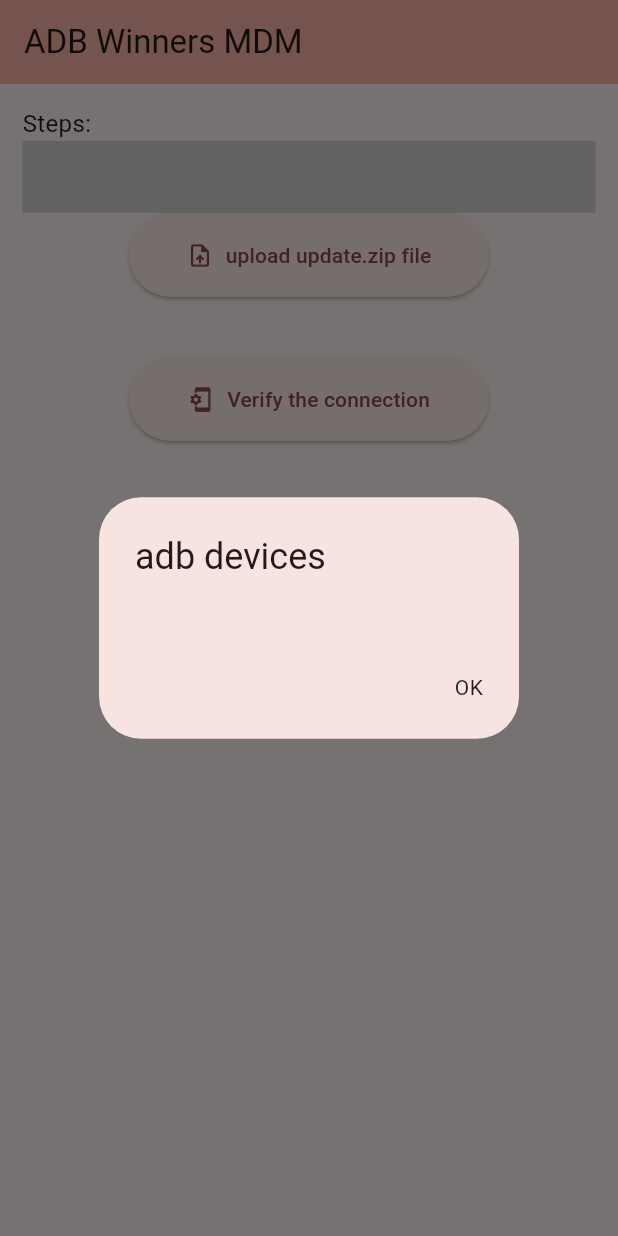
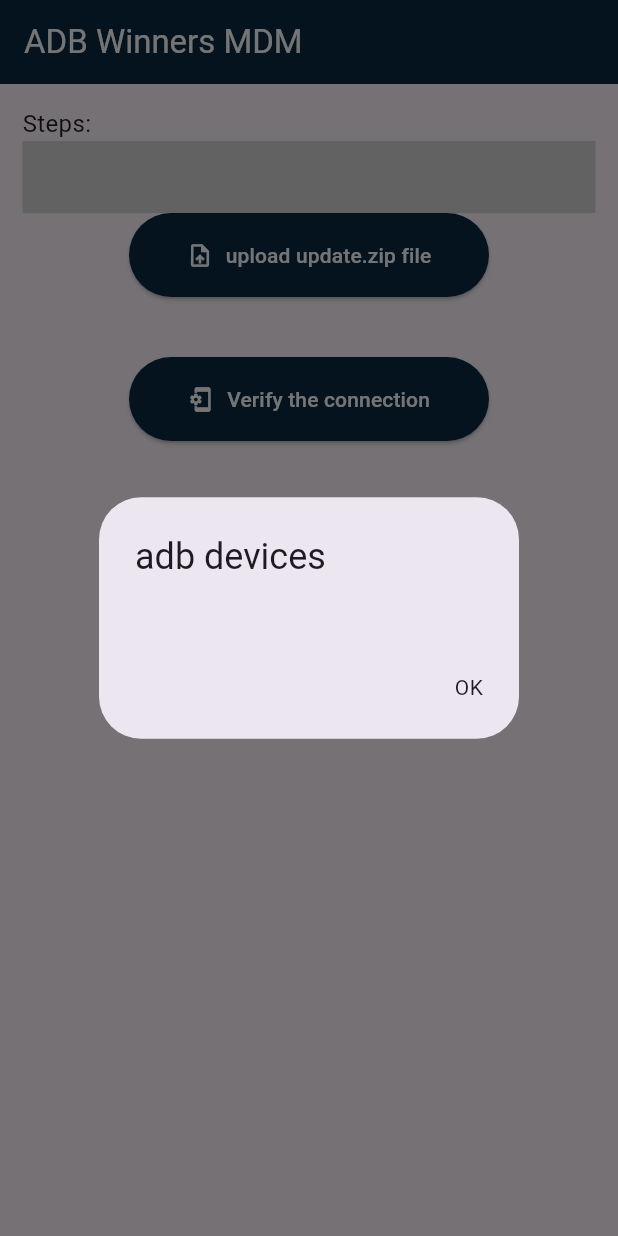
Before and after one commit to husseinayyad20/adb_mdm, a Flutter app: the screen it shows after launch, after a tap on "Verify the connection", on a phone screen of 412 x 824 dp. Run offline on Flutter 3.47's test engine with Material 3 defaults, Android fonts, the phone set to English and light mode, and no system bars; our stand-ins replace dio, file_picker; missing offline and left inert: link_text, process_run.

Commit message:
install apk

```diff
--- a/lib/main.dart
+++ b/lib/main.dart
@@ -1,9 +1,12 @@
 // ignore_for_file: use_build_context_synchronously
 
+import 'dart:developer';
 import 'dart:io';
-
+import 'package:dio/dio.dart';
+import 'package:path_provider/path_provider.dart';
 import 'package:file_picker/file_picker.dart';
 import 'package:flutter/material.dart';
+
 import 'package:link_text/link_text.dart';
 import 'package:process_run/process_run.dart';
 
@@ -25,7 +28,10 @@ class _MyAppState extends State<MyApp> {
     return MaterialApp(
       title: 'ADB Winners MDM',
       theme: ThemeData(
-        colorScheme: ColorScheme.fromSeed(seedColor: Colors.red),
+        primaryColor: const Color.fromARGB(255, 9, 41, 65),
+        appBarTheme: const AppBarTheme(
+          backgroundColor: Color.fromARGB(255, 9, 41, 65),
+        ),
         useMaterial3: true,
       ),
       home: const MyHomePage(title: 'ADB Winners MDM'),
@@ -48,8 +54,11 @@ class _MyHomePageState extends State<MyHomePage> {
   Widget build(BuildContext context) {
     return Scaffold(
       appBar: AppBar(
-        backgroundColor: Theme.of(context).colorScheme.inversePrimary,
-        title: Text(widget.title),
+        //backgroundColor: Theme.of(context).colorScheme.inversePrimary,
+        title: Text(
+          widget.title,
+          style: const TextStyle(color: Colors.white),
+        ),
       ),
       body: SingleChildScrollView(
         child: Padding(
@@ -96,13 +105,20 @@ class _MyHomePageState extends State<MyHomePage> {
                           );
                           setState(() {});
                         },
-                        style: const ButtonStyle(
-                            padding:
-                                MaterialStatePropertyAll(EdgeInsets.all(18))),
+                        style: ButtonStyle(
+                            iconColor:
+                                const MaterialStatePropertyAll(Colors.white),
+                            backgroundColor: MaterialStatePropertyAll(
+                                Theme.of(context).primaryColor),
+                            padding: const MaterialStatePropertyAll(
+                                EdgeInsets.all(18))),
                         icon: const Icon(Icons.upload_file),
-                        label: Text(result == null
-                            ? "upload update.zip file"
-                            : result?.files.first.name ?? ''),
+                        label: Text(
+                          result == null
+                              ? "upload update.zip file"
+                              : result?.files.first.name ?? '',
+                          style: const TextStyle(color: Colors.white),
+                        ),
                       ),
                     ),
                     const SizedBox(
@@ -115,6 +131,12 @@ class _MyHomePageState extends State<MyHomePage> {
                     isLoading
                         ? const Center(child: CircularProgressIndicator())
                         : _adb(context),
+                    const SizedBox(
+                      height: 40,
+                    ),
+                    apkIsLoading
+                        ? const Center(child: CircularProgressIndicator())
+                        : _apk(context)
                   ],
                 ),
               )
@@ -190,10 +212,16 @@ class _MyHomePageState extends State<MyHomePage> {
             print('Error: $e');
           }
         },
-        style: const ButtonStyle(
-            padding: MaterialStatePropertyAll(EdgeInsets.all(18))),
+        style: ButtonStyle(
+            iconColor: const MaterialStatePropertyAll(Colors.white),
+            backgroundColor:
+                MaterialStatePropertyAll(Theme.of(context).primaryColor),
+            padding: const MaterialStatePropertyAll(EdgeInsets.all(18))),
         icon: const Icon(Icons.phonelink_setup),
-        label: const Text("Verify the connection"),
+        label: const Text(
+          "Verify the connection",
+          style: TextStyle(color: Colors.white),
+        ),
       ),
     );
   }
@@ -285,10 +313,114 @@ adb shell am broadcast -a com.telpo.syh.upgradeservice.BROADCAST -f 0x01000000
             print('Error: $e');
           }
         },
-        style: const ButtonStyle(
-            padding: MaterialStatePropertyAll(EdgeInsets.all(18))),
+        style: ButtonStyle(
+            iconColor: const MaterialStatePropertyAll(Colors.white),
+            backgroundColor:
+                MaterialStatePropertyAll(Theme.of(context).primaryColor),
+            padding: const MaterialStatePropertyAll(EdgeInsets.all(18))),
         icon: const Icon(Icons.adb_outlined),
-        label: const Text("run adb commands"),
+        label: const Text(
+          "run adb commands",
+          style: TextStyle(color: Colors.white),
+        ),
+      ),
+    );
+  }
+
+  Future<Directory> _getDownloadDirectory() async {
+    if (Platform.isMacOS || Platform.isWindows) {
+      return await getApplicationDocumentsDirectory();
+    } else {
+      throw UnsupportedError('Platform not supported');
+    }
+  }
+
+  bool apkIsLoading = false;
+  SizedBox _apk(BuildContext context) {
+    return SizedBox(
+      width: 240,
+      child: ElevatedButton.icon(
+        onPressed: () async {
+          setState(() {
+            apkIsLoading = true;
+          });
+          String apkUrl =
+              'https://fr.winners.com.lr/api/general/Files/Enterprise/Version/app-release-ent.apk'; // Replace with your APK URL
+
+          final dir = await _getDownloadDirectory();
+          final savePath =
+              '${dir.path}/${apkUrl.substring(apkUrl.length - 6, apkUrl.length)}';
+          try {
+            await Dio().download(apkUrl, savePath).then((value) {
+              log(value.data.toString());
+            });
+            print("Download Completed.");
+            // Define the shell command for pushing and installing the APK
+            String command = '''
+                  adb push "$savePath" /sdcard/
+                  adb install $savePath
+                ''';
+
+            var shell = Shell(
+                runInShell: true,
+                includeParentEnvironment: true,
+                options: ShellOptions(
+                    includeParentEnvironment: true,
+                    runInShell: true,
+                    commandVerbose: true));
+
+            // Execute the shell command
+            await shell.run(command).then((result) {
+              setState(() {
+                apkIsLoading = false;
+              });
+              showDialog(
+                context: context,
+                builder: (context) => AlertDialog(
+                  title: const Text("ADB Command Result"),
+                  content: Text(result.outText.toString()),
+                  actions: [
+                    InkWell(
+                        onTap: () {
+                          Navigator.pop(context);
+                        },
+                        child: const Text("OK"))
+                  ],
+                ),
+              );
+              print(result.outText);
+            });
+          } catch (e) {
+            setState(() {
+              apkIsLoading = false;
+            });
+            print("Download Failed.\n\n" + e.toString());
+            showDialog(
+              context: context,
+              builder: (context) => AlertDialog(
+                title: const Text("Error"),
+                content: Text(e.toString()),
+                actions: [
+                  InkWell(
+                      onTap: () {
+                        Navigator.pop(context);
+                      },
+                      child: const Text("OK"))
+                ],
+              ),
+            );
+          }
+        },
+        style: ButtonStyle(
+            iconColor: const MaterialStatePropertyAll(Colors.white),
+            backgroundColor:
+                MaterialStatePropertyAll(Theme.of(context).primaryColor),
+            padding: const MaterialStatePropertyAll(EdgeInsets.all(18))),
+        icon: const Icon(Icons.apps),
+        label: const Text(
+          "Install apk to M1",
+          style: TextStyle(color: Colors.white),
+        ),
       ),
     );
   }
--- a/pubspec.yaml
+++ b/pubspec.yaml
@@ -39,6 +39,9 @@ dependencies:
   cmd_plus: ^1.3.3
   process_run: ^0.14.2
   link_text: ^0.2.1
+
+  path_provider: ^2.1.3
+  dio: ^5.5.0+1
   # android_adb_tool: ^0.0.2
   # flutter_adb: ^0.1.1
   # flutter_riverpod: ^2.5.1
```
